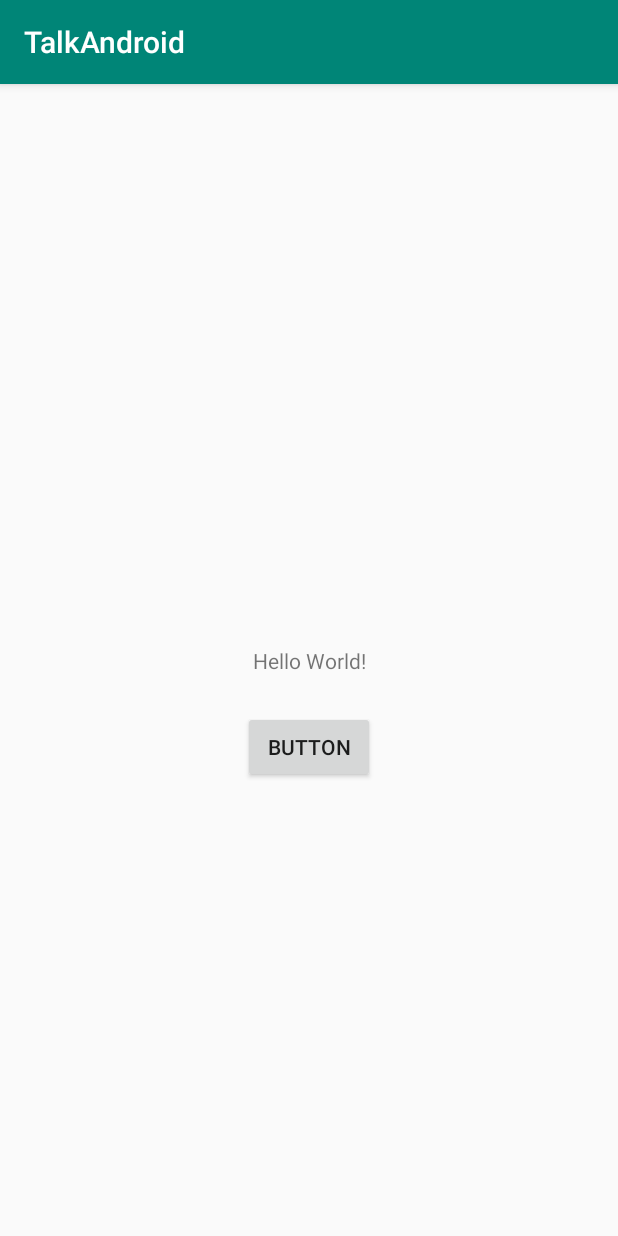
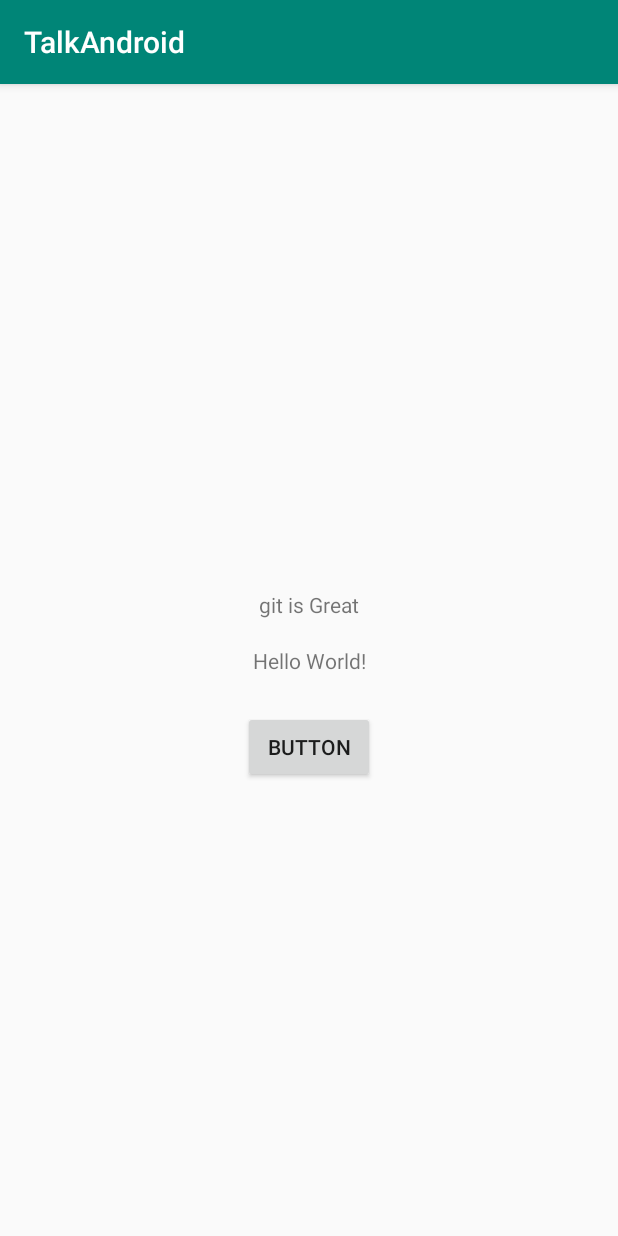
Before and after one commit to gnaze/TalkAndroid, an Android app: the screen it shows after launch (MainActivity), on a phone screen of 412 x 824 dp. Run offline under Robolectric (Android 15) with nearby library versions, the phone set to English and light mode, and no system bars.

Commit message:
lesson 3

```diff
--- a/app/src/main/res/layout/activity_main.xml
+++ b/app/src/main/res/layout/activity_main.xml
@@ -27,4 +27,15 @@
         app:layout_constraintStart_toStartOf="parent"
         app:layout_constraintTop_toBottomOf="@+id/textView" />
 
+    <TextView
+        android:id="@+id/textView2"
+        android:layout_width="wrap_content"
+        android:layout_height="wrap_content"
+        android:layout_marginBottom="18dp"
+        android:text="git is Great"
+        app:layout_constraintBottom_toTopOf="@+id/textView"
+        app:layout_constraintEnd_toEndOf="parent"
+        app:layout_constraintHorizontal_bias="0.5"
+        app:layout_constraintStart_toStartOf="parent" />
+
 </androidx.constraintlayout.widget.ConstraintLayout>
```
